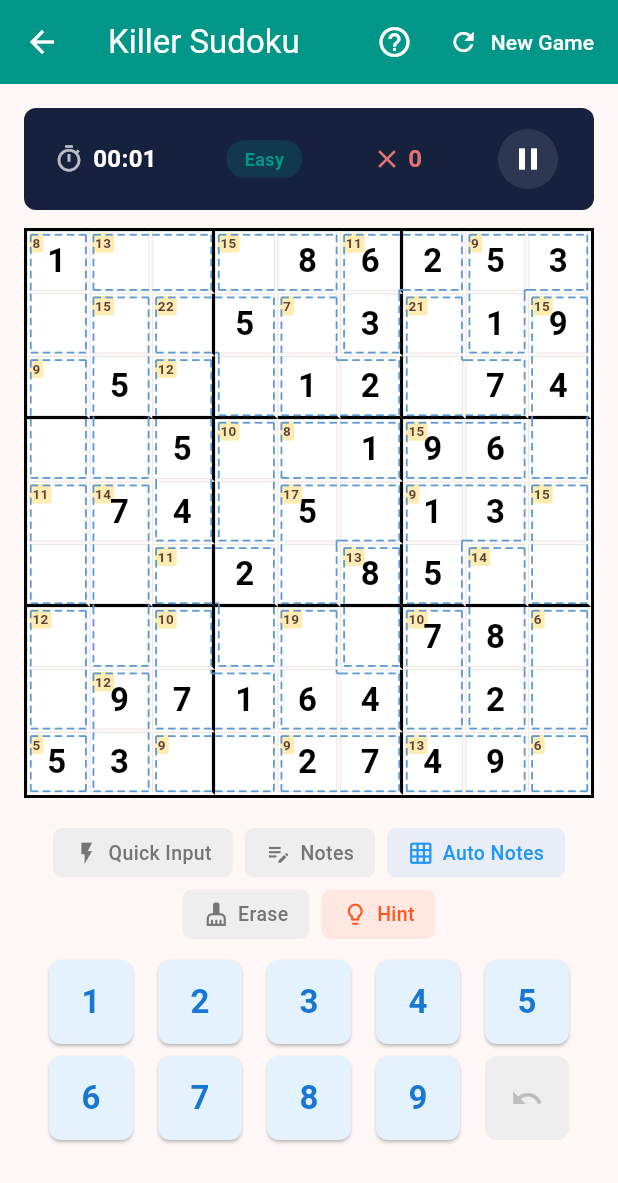
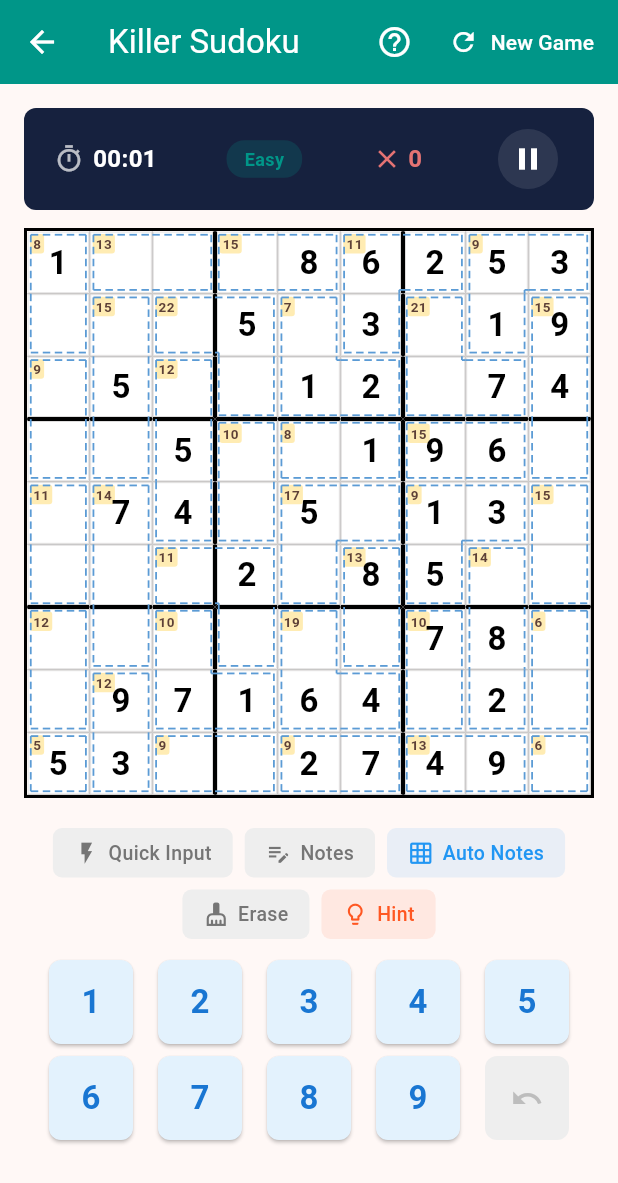
Before and after one commit to mhpark03/badook, a Flutter app: the KillerGameScreen screen opened directly, on a phone screen of 412 x 824 dp. Shown: the top 1183 px of the screen. Run offline on Flutter 3.47's test engine with Material 3 defaults, Android fonts, the phone set to English and light mode, and no system bars; our stand-ins replace shared_preferences; missing offline and left inert: dart:js_interop; accounts and stored records are empty.

Commit message:
킬러 스도쿠: 3x3 경계선 구분 개선
- 3x3 박스 경계: 1.5px 검정
- 셀 경계: 0.5px 회색
- 케이지 경계와 3x3 경계 명확히 구분

Co-Authored-By: Claude Opus 4.5 <noreply@anthropic.com>

```diff
--- a/lib/board_game/games/sudoku/widgets/killer_sudoku_board.dart
+++ b/lib/board_game/games/sudoku/widgets/killer_sudoku_board.dart
@@ -59,18 +59,35 @@ class KillerSudokuBoard extends StatelessWidget {
         cage.sumDisplayCell[0] == row &&
         cage.sumDisplayCell[1] == col;
 
+    // 3x3 경계선: 두껍게 (1.5px, 검정)
+    // 셀 경계선: 얇게 (0.5px, 회색)
+    const double boxBorderWidth = 1.5;
+    const double cellBorderWidth = 0.5;
+    final cellBorderColor = Colors.grey.shade400;
+
+    final bool isLeftBoxBorder = col % 3 == 0 && col != 0;
+    final bool isTopBoxBorder = row % 3 == 0 && row != 0;
+    final bool isRightBoxBorder = (col + 1) % 3 == 0 && col != 8;
+    final bool isBottomBoxBorder = (row + 1) % 3 == 0 && row != 8;
+
     return Container(
       decoration: BoxDecoration(
         border: Border(
+          left: BorderSide(
+            color: isLeftBoxBorder ? Colors.black : (col != 0 ? cellBorderColor : Colors.transparent),
+            width: isLeftBoxBorder ? boxBorderWidth : cellBorderWidth,
+          ),
+          top: BorderSide(
+            color: isTopBoxBorder ? Colors.black : (row != 0 ? cellBorderColor : Colors.transparent),
+            width: isTopBoxBorder ? boxBorderWidth : cellBorderWidth,
+          ),
           right: BorderSide(
-            color:
-                (col + 1) % 3 == 0 && col != 8 ? Colors.black : Colors.transparent,
-            width: 2,
+            color: isRightBoxBorder ? Colors.black : cellBorderColor,
+            width: isRightBoxBorder ? boxBorderWidth : cellBorderWidth,
           ),
           bottom: BorderSide(
-            color:
-                (row + 1) % 3 == 0 && row != 8 ? Colors.black : Colors.transparent,
-            width: 2,
+            color: isBottomBoxBorder ? Colors.black : cellBorderColor,
+            width: isBottomBoxBorder ? boxBorderWidth : cellBorderWidth,
           ),
         ),
       ),
```
